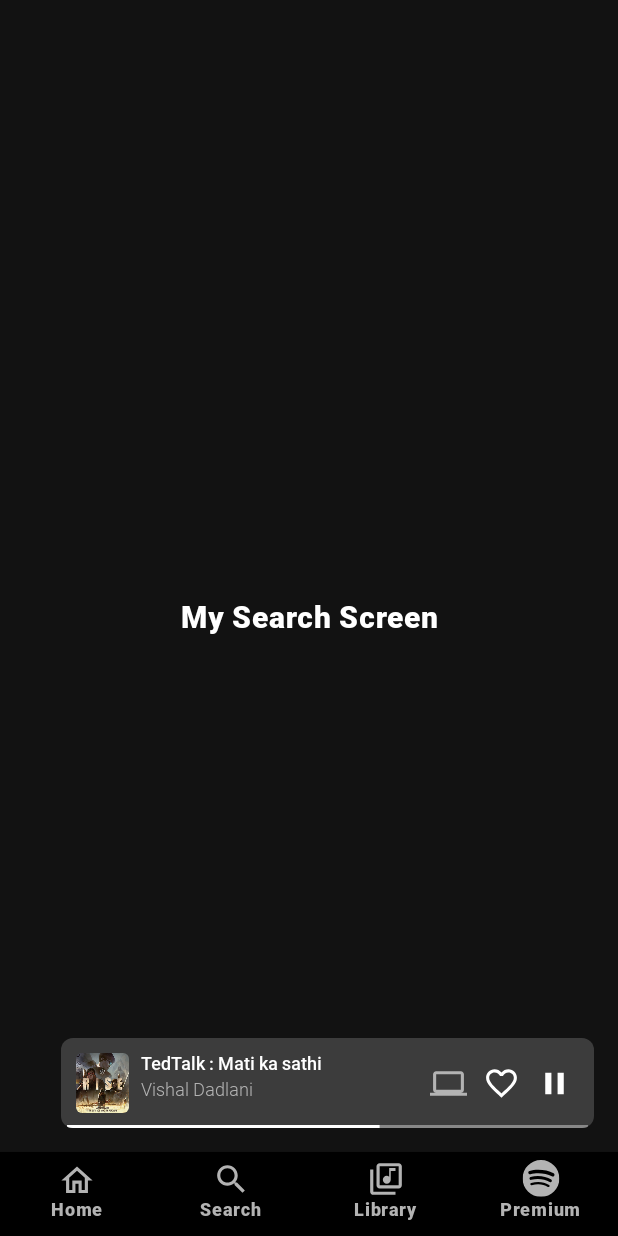
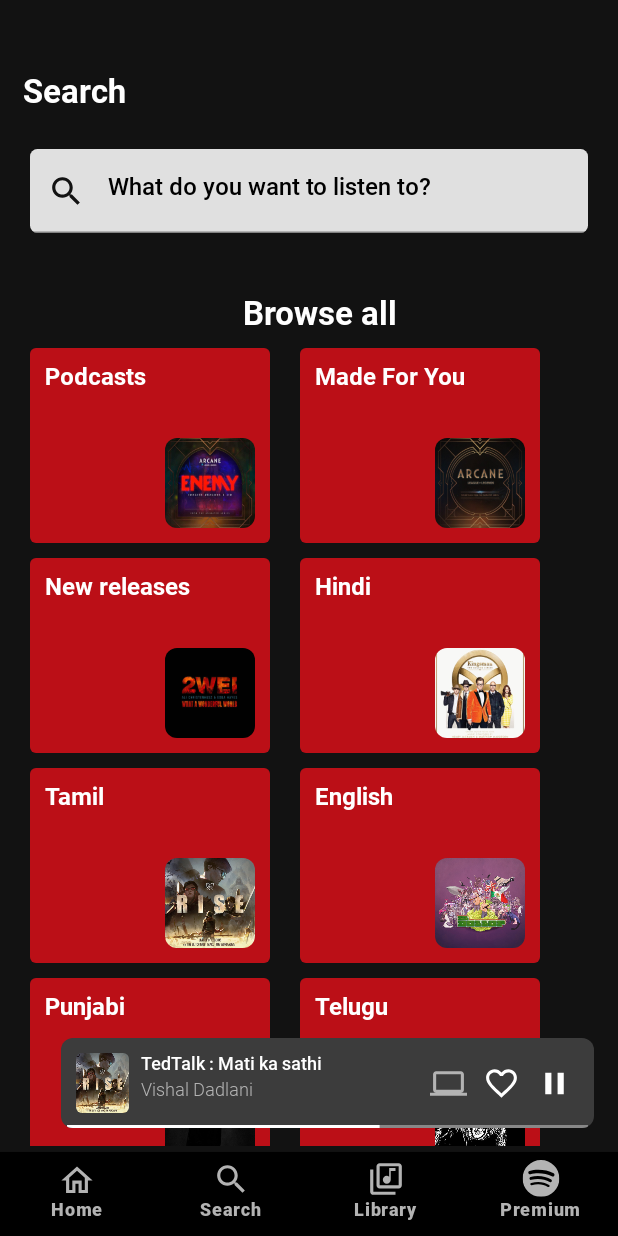
Before and after one commit to Marvel999/FamousComposeBook, an Android app built with Jetpack Compose: the SpotifyHomeActivity screen opened directly, with no data from a screen before it, item 2 of the bottom bar chosen, on a phone screen of 412 x 824 dp. Run offline under Robolectric (Android 15) with nearby library versions, the phone set to English and light mode, and no system bars; our stand-ins replace constraintlayout-compose.

Commit message:
Add Search screen

```diff
--- /dev/null
+++ b/app/src/main/java/com/marvel999/fuitemplet/Spotify/component/SearchScreenComponent/GridItem.kt
@@ -0,0 +1,69 @@
+package com.marvel999.fuitemplet.Spotify.component.SearchScreenComponent
+
+import android.graphics.Color.parseColor
+import androidx.annotation.DrawableRes
+import androidx.compose.foundation.Image
+import androidx.compose.foundation.background
+import androidx.compose.foundation.clickable
+import androidx.compose.foundation.layout.defaultMinSize
+import androidx.compose.foundation.layout.padding
+import androidx.compose.foundation.layout.size
+import androidx.compose.foundation.shape.RoundedCornerShape
+import androidx.compose.material.Text
+import androidx.compose.runtime.Composable
+import androidx.compose.ui.Modifier
+import androidx.compose.ui.draw.clip
+import androidx.compose.ui.graphics.Color
+import androidx.compose.ui.layout.ContentScale
+import androidx.compose.ui.res.painterResource
+import androidx.compose.ui.tooling.preview.Preview
+import androidx.compose.ui.unit.dp
+import androidx.compose.ui.unit.sp
+import androidx.constraintlayout.compose.ConstraintLayout
+import com.marvel999.fuitemplet.R
+import com.marvel999.fuitemplet.Spotify.ui.theme.Typography
+import com.marvel999.fuitemplet.Spotify.utill.randomHexColorGanrator
+
+@Composable
+fun SearchGridItem(searchGridItemData: SearchGridItemData, modifier: Modifier =Modifier) {
+    ConstraintLayout(
+        modifier = modifier.clickable { }
+            .defaultMinSize(minWidth = 160.dp, minHeight = 130.dp)
+            .clip(RoundedCornerShape(4.dp))
+            .background(Color(parseColor(randomHexColorGanrator())))
+            .padding(10.dp)
+    ) {
+        val (tvText, thumbnail) = createRefs()
+        Text(
+            text = searchGridItemData.topic,
+            style = Typography.titleMedium,
+            fontSize = 16.sp,
+            color = Color.White,
+            maxLines = 1,
+            modifier = Modifier.constrainAs(tvText) {
+                top.linkTo(parent.top)
+                start.linkTo(parent.start)
+            })
+
+        Image(
+            modifier = Modifier
+                .size(width = 60.dp, height = 60.dp)
+                .clip(RoundedCornerShape(8.dp))
+                .constrainAs(thumbnail) {
+                    end.linkTo(parent.end)
+                    bottom.linkTo(parent.bottom)
+                },
+            contentScale = ContentScale.FillBounds,
+            painter = painterResource(id = searchGridItemData.image),
+            contentDescription = null,)
+    }
+
+}
+
+data class SearchGridItemData(val topic: String, @DrawableRes val image: Int)
+
+@Preview
+@Composable
+fun SearchGridItemPreview() {
+    SearchGridItem(SearchGridItemData("Podcast", R.drawable.img_spotify_music_grid_1))
+}
--- a/app/src/main/java/com/marvel999/fuitemplet/Spotify/data/MetaData.kt
+++ b/app/src/main/java/com/marvel999/fuitemplet/Spotify/data/MetaData.kt
@@ -3,6 +3,8 @@ package com.marvel999.fuitemplet.Spotify.data
 import com.marvel999.fuitemplet.R
 import com.marvel999.fuitemplet.Spotify.component.MusicGridData
 import com.marvel999.fuitemplet.Spotify.component.RowMusicData
+import com.marvel999.fuitemplet.Spotify.component.SearchScreenComponent.SearchGridItem
+import com.marvel999.fuitemplet.Spotify.component.SearchScreenComponent.SearchGridItemData
 
 fun getMusicGridData(): List<MusicGridData> = listOf(
     MusicGridData(
@@ -155,3 +157,22 @@ fun getTodaysBiggestHitData(): List<RowMusicData> = listOf(
         R.drawable.img_spotify_song_12,
     ),
 )
+
+fun getSearchGridList(): List<SearchGridItemData> = listOf<SearchGridItemData>(
+   SearchGridItemData("Podcasts", R.drawable.img_spotify_music_grid_1),
+   SearchGridItemData("Made For You", R.drawable.img_spotify_music_grid_2),
+   SearchGridItemData("New releases", R.drawable.img_spotify_music_grid_3),
+   SearchGridItemData("Hindi", R.drawable.img_spotify_music_grid_4),
+   SearchGridItemData("Tamil", R.drawable.img_spotify_song_1),
+   SearchGridItemData("English", R.drawable.img_spotify_song_2),
+   SearchGridItemData("Punjabi", R.drawable.img_spotify_song_3),
+   SearchGridItemData("Telugu", R.drawable.img_spotify_song_4),
+   SearchGridItemData("Charts", R.drawable.img_spotify_song_5),
+   SearchGridItemData("Live Events", R.drawable.img_spotify_song_6),
+   SearchGridItemData("Pop", R.drawable.img_spotify_song_7),
+   SearchGridItemData("Indie", R.drawable.img_spotify_song_8),
+   SearchGridItemData("Trending", R.drawable.img_spotify_song_9),
+   SearchGridItemData("Romance", R.drawable.img_spotify_song_10),
+   SearchGridItemData("Discover", R.drawable.img_spotify_song_11),
+   SearchGridItemData("Radio", R.drawable.img_spotify_song_12)
+)
--- a/app/src/main/java/com/marvel999/fuitemplet/Spotify/screen/SpotifySearch.kt
+++ b/app/src/main/java/com/marvel999/fuitemplet/Spotify/screen/SpotifySearch.kt
@@ -1,34 +1,135 @@
 package com.marvel999.fuitemplet.Spotify.screen
 
+import androidx.compose.foundation.ExperimentalFoundationApi
+import androidx.compose.foundation.Image
 import androidx.compose.foundation.background
-import androidx.compose.foundation.layout.Column
-import androidx.compose.foundation.layout.fillMaxSize
-import androidx.compose.foundation.layout.wrapContentSize
+import androidx.compose.foundation.layout.*
+import androidx.compose.foundation.lazy.LazyColumn
+import androidx.compose.foundation.lazy.items
+import androidx.compose.foundation.shape.RoundedCornerShape
+import androidx.compose.material.Icon
+import androidx.compose.material.TextField
 import androidx.compose.material3.Text
 import androidx.compose.runtime.Composable
-import androidx.compose.ui.Alignment
+import androidx.compose.runtime.mutableStateOf
+import androidx.compose.runtime.remember
 import androidx.compose.ui.Modifier
+import androidx.compose.ui.draw.clip
+import com.marvel999.fuitemplet.R
 import androidx.compose.ui.graphics.Color
-import androidx.compose.ui.text.font.FontWeight
+import androidx.compose.ui.res.painterResource
+import androidx.compose.ui.text.input.TextFieldValue
 import androidx.compose.ui.text.style.TextAlign
+import androidx.compose.ui.tooling.preview.Preview
+import androidx.compose.ui.unit.dp
 import androidx.compose.ui.unit.sp
+import com.marvel999.fuitemplet.Spotify.component.SearchScreenComponent.SearchGridItem
+import com.marvel999.fuitemplet.Spotify.data.getSearchGridList
+import com.marvel999.fuitemplet.Spotify.ui.theme.Typography
 import com.marvel999.fuitemplet.Spotify.ui.theme.dark
+import com.marvel999.fuitemplet.Spotify.ui.theme.offWhiteTextColor
+import com.marvel999.fuitemplet.Spotify.ui.theme.tertiary
 
+@OptIn(ExperimentalFoundationApi::class)
 @Composable
 fun SpotifySearchScreen() {
     Column(
         modifier = Modifier
             .fillMaxSize()
             .background(dark)
-            .wrapContentSize(Alignment.Center)
     ) {
-        Text(
-            text = "My Search Screen",
-            fontWeight = FontWeight.Bold,
-            color = Color.White,
-            modifier = Modifier.align(Alignment.CenterHorizontally),
-            textAlign = TextAlign.Center,
-            fontSize = 20.sp
-        )
+        LazyColumn(
+            modifier = Modifier
+                .fillMaxSize()
+                .background(dark)
+                .padding(bottom = 60.dp)
+        ) {
+            item {
+                Spacer(modifier = Modifier.padding(top = 30.dp))
+                Text(
+                    "Search",
+                    modifier = Modifier
+                        .padding(top = 18.dp, start = 15.dp)
+                        .weight(2f),
+                    color = tertiary,
+                    style = Typography.titleMedium,
+                    fontSize = 22.sp
+                )
+            }
+
+            stickyHeader {
+                LabelAndPlaceHolder(modifier = Modifier.padding(top = 30.dp))
+            }
+
+            item {
+                Text(
+                    "Browse all",
+                    modifier = Modifier
+                        .fillMaxWidth()
+                        .padding(top = 15.dp, start = 15.dp)
+                        .weight(2f),
+                    color = Color.White,
+                    textAlign = TextAlign.Center,
+                    style = Typography.titleMedium,
+                    fontSize = 22.sp
+                )
+            }
+
+            items(getSearchGridList().windowed(2, 2, true)) { subList ->
+                Row(modifier = Modifier.padding(top = 10.dp)) {
+                    subList.forEach {
+                        Spacer(modifier = Modifier.width(10.dp))
+                        SearchGridItem(
+                            searchGridItemData = it,
+                            modifier = Modifier.padding(start = 10.dp)
+                        )
+                    }
+                }
+            }
+
+        }
     }
 }
+
+@Composable
+fun LabelAndPlaceHolder(modifier: Modifier = Modifier) {
+    val textState = remember { mutableStateOf(TextFieldValue()) }
+    TextField(
+        value = textState.value,
+        onValueChange = { textState.value = it },
+        modifier = Modifier
+            .fillMaxWidth()
+            .background(dark)
+            .padding(horizontal = 20.dp, vertical = 25.dp)
+            .clip(RoundedCornerShape(5.dp))
+            .background(Color.White),
+        placeholder = { PlaceholderText() },
+        leadingIcon = {
+            Icon(
+                painter = painterResource(id = R.drawable.ic_spotify_search),
+                contentDescription = "Leading icon",
+                tint = dark,
+                modifier = Modifier
+                    .width(25.dp)
+                    .height(25.dp)
+            )
+        }
+
+    )
+}
+
+@Composable
+fun PlaceholderText() {
+    Text(
+        text = "What do you want to listen to?",
+        color = Color.Black,
+        style = Typography.bodyMedium,
+        fontSize = 16.sp
+    )
+}
+
+@Preview
+@Composable
+fun SpotifySearchScreenPreview() {
+    SpotifySearchScreen()
+}
```
